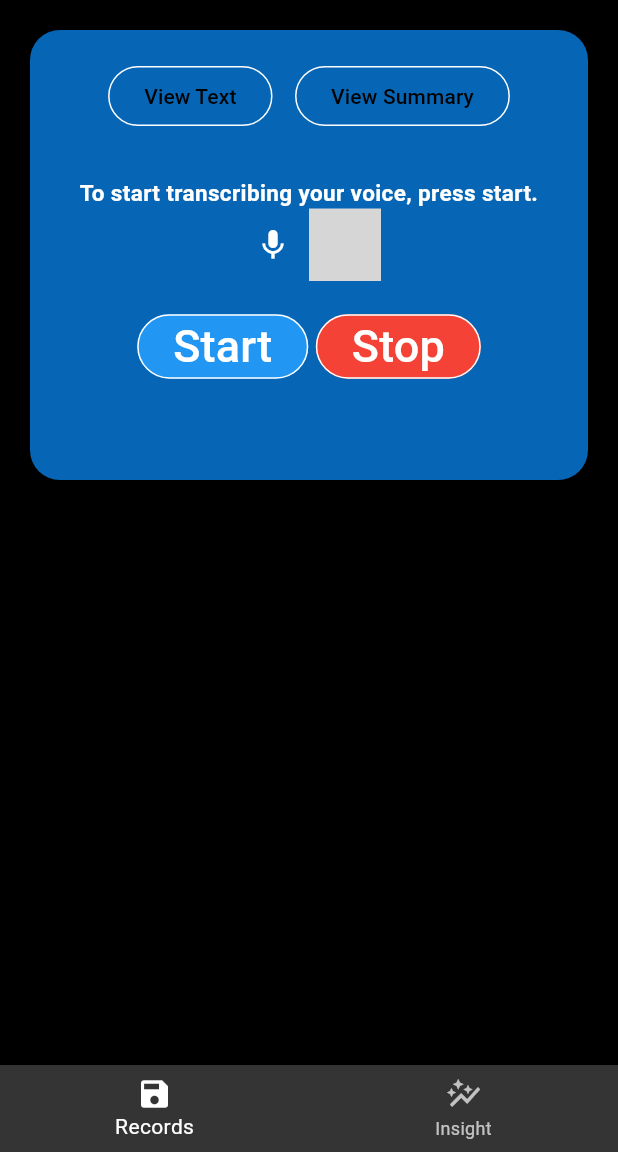
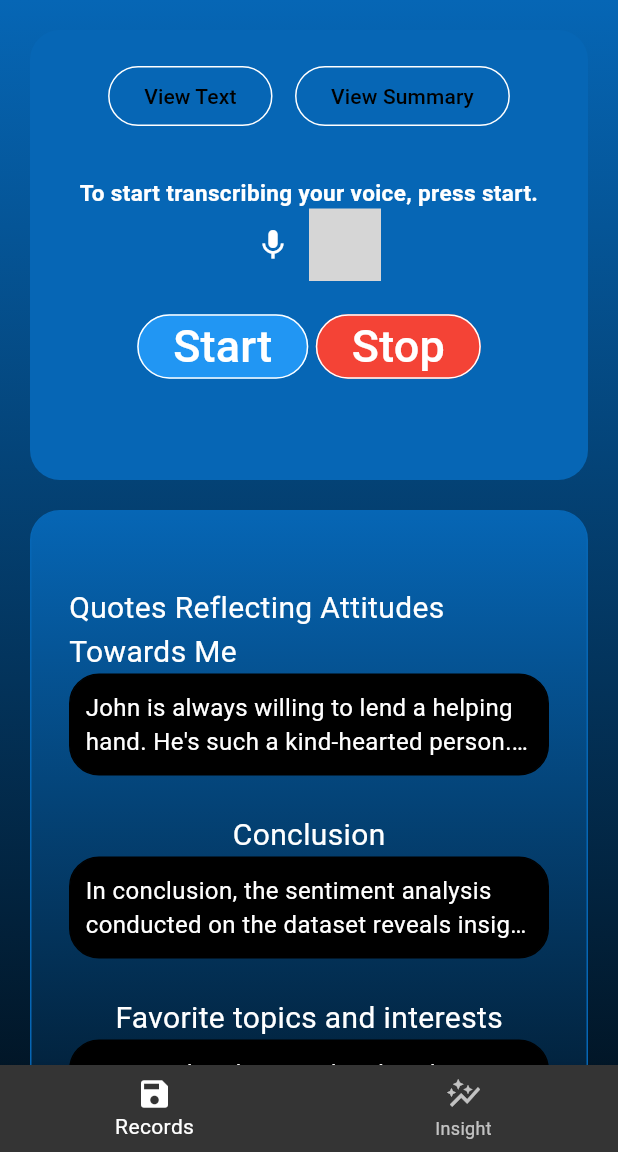
Before and after one commit to DelgaMatt/Chat-Analytics, a Flutter app: the IndRecordScreen screen opened directly, on a phone screen of 412 x 824 dp, the part 84-1236 px from its top. Run offline on Flutter 3.47's test engine with Material 3 defaults, Android fonts, the phone set to English and light mode, and no system bars; our stand-ins replace envied, firebase_auth, firebase_core, google_sign_in, permission_handler; missing offline and left inert: audio_waveforms, sound_stream; accounts and stored records are empty; generated files the repository leaves out were written again; grey boxes are pictures that could not be loaded.

Commit message:
added pseudodata and text analysis box

```diff
--- /dev/null
+++ b/lib/features/analysis/pseudo_analysis_data.dart
@@ -0,0 +1,30 @@
+class Analysis {
+  const Analysis({
+    required this.title,
+    required this.response,
+  });
+
+  // final String id;
+  final String title;
+  final String response;
+}
+
+const pseudoData = [
+  Analysis(
+      title: "Quotes Reflecting Attitudes Towards Me",
+      response:
+          "John is always willing to lend a helping hand. He's such a kind-hearted person."
+          "I admire John's positive attitude and enthusiasm. He's a pleasure to work with."),
+  Analysis(
+      title: "Conclusion",
+      response:
+          "In conclusion, the sentiment analysis conducted on the dataset reveals insightful patterns regarding public opinion. The majority of the data exhibits a positive sentiment, indicating a favorable perception of the subject matter. However, a notable portion of the dataset expresses negative sentiment, suggesting areas for improvement or concerns within the topic. Overall, this sentiment analysis provides valuable insights into the prevailing attitudes and emotions surrounding the subject, which can inform decision-making and strategic planning."),
+  Analysis(
+      title: "Favorite topics and interests",
+      response:
+          "Topics related to travel and exploration elicited mixed sentiments among users, with a balance between positive and negative reactions. While some users shared exciting travel experiences and breathtaking landscapes, others expressed concerns about travel restrictions and safety issues."),
+  Analysis(
+      title: "Least favorite topics and interests",
+      response:
+          "Despite the importance of health and wellness, discussions in this category often generated negative sentiments due to concerns about illness, healthcare challenges, and lifestyle-related issues. Posts related to mental health struggles and medical emergencies also contributed to the negative sentiment.")
+];
--- /dev/null
+++ b/lib/features/analysis/text_analysis.dart
@@ -0,0 +1,71 @@
+import 'dart:ui';
+
+import 'package:chat_analytics/features/analysis/pseudo_analysis_data.dart';
+import 'package:flutter/material.dart';
+
+class TextAnalysis extends StatefulWidget {
+  const TextAnalysis({required this.availableAnalysis, super.key});
+
+  final List<Analysis> availableAnalysis;
+
+  @override
+  State<TextAnalysis> createState() => _TextAnalysisState();
+}
+
+class _TextAnalysisState extends State<TextAnalysis> {
+  bool _expanded = false;
+
+  @override
+  Widget build(BuildContext context) {
+    return Container(
+      padding: const EdgeInsets.all(25),
+      decoration: BoxDecoration(
+        border: Border.all(color: Theme.of(context).colorScheme.secondary),
+        borderRadius: BorderRadius.circular(20),
+        gradient: LinearGradient(begin: Alignment.topCenter, end: Alignment.bottomCenter, colors: [Theme.of(context).colorScheme.secondary, Colors.black]),
+      ),
+      margin: const EdgeInsets.symmetric(horizontal: 20),
+      child: Column(
+        children: [
+          for (final analysis in pseudoData)
+            Column(
+              children: [
+                const SizedBox(height: 25),
+                Text(
+                  analysis.title,
+                  textAlign: TextAlign.start,
+                  style: const TextStyle(
+                    fontSize: 20,
+                  ),
+                ),
+                GestureDetector(
+                  onTap: () {
+                    setState(() {
+                      _expanded = !_expanded;
+                    });
+                  },
+                  child: AnimatedContainer(
+                    duration: const Duration(milliseconds: 300),
+                    width: double.infinity,
+                    padding: const EdgeInsets.all(10.0),
+                    decoration: BoxDecoration(
+                      color: Colors.black,
+                        border: Border.all(),
+                        borderRadius: BorderRadius.circular(20)),
+                    child: Text(
+                      analysis.response,
+                      overflow: _expanded
+                          ? TextOverflow.visible
+                          : TextOverflow.ellipsis,
+                      maxLines: _expanded ? null : 2,
+                      style: const TextStyle(fontSize: 16.0),
+                    ),
+                  ),
+                ),
+              ],
+            ),
+        ],
+      ),
+    );
+  }
+}
--- a/lib/features/voiceTranscription/ind_transcriber_box.dart
+++ b/lib/features/voiceTranscription/ind_transcriber_box.dart
@@ -21,6 +21,7 @@ class IndTranscriberBox extends StatefulWidget {
 
 class _IndTranscriberBox extends State<IndTranscriberBox> {
   String myText = "To start transcribing your voice, press start.";
+
   final RecorderStream _recorder = RecorderStream();
 
   late StreamSubscription _recorderStatus;
@@ -44,11 +45,6 @@ class _IndTranscriberBox extends State<IndTranscriberBox> {
     super.dispose();
   }
 
-  void onLayoutDone(Duration timeStamp) async {
-    await Permission.microphone.request();
-    setState(() {});
-  }
-
   Future<void> _initStream() async {
     channel = IOWebSocketChannel.connect(Uri.parse(serverUrl),
         headers: {'Authorization': 'Token $apiKey'});
@@ -68,15 +64,24 @@ class _IndTranscriberBox extends State<IndTranscriberBox> {
         setState(() {});
       }
     });
+
+    await Future.wait([
+      _recorder.initialize(),
+    ]);
   }
 
   void startRecord() async {
-    resetText();
-    _initStream();
+    try {
+      resetText();
+      _initStream();
 
-    await _recorder.start();
+      await _recorder.start();
 
-    setState(() {});
+      setState(() {});
+    } on Exception catch (error) {
+      print(error);
+      rethrow;
+    }
   }
 
   void stopRecord() async {
@@ -85,9 +90,14 @@ class _IndTranscriberBox extends State<IndTranscriberBox> {
     setState(() {});
   }
 
+  void onLayoutDone(Duration timeStamp) async {
+    await Permission.microphone.request();
+    setState(() {});
+  }
+
   void updateText(newText) {
     setState(() {
-      myText = '$myText $newText';
+      myText = newText;
     });
   }
 
@@ -108,7 +118,9 @@ class _IndTranscriberBox extends State<IndTranscriberBox> {
       margin: const EdgeInsets.all(20),
       child: Column(
         children: [
-          const SizedBox(height: 20,),
+          const SizedBox(
+            height: 20,
+          ),
           Center(
             child: Row(
               mainAxisAlignment: MainAxisAlignment.center,
--- a/lib/features/voiceTranscription/ind_waveform.dart
+++ b/lib/features/voiceTranscription/ind_waveform.dart
@@ -31,7 +31,8 @@ class _IndWaveform extends State<IndWaveform> {
       IconButton(
           icon: const Icon(Icons.mic),
           tooltip: 'Start recording',
-          onPressed: () {}),
+          onPressed: () {},
+      ),
       AudioWaveforms(
         size: Size(MediaQuery.of(context).size.width / 2, 50),
         recorderController: controller,
--- a/lib/pages/ind_record_page.dart
+++ b/lib/pages/ind_record_page.dart
@@ -1,3 +1,5 @@
+import 'package:chat_analytics/features/analysis/pseudo_analysis_data.dart';
+import 'package:chat_analytics/features/analysis/text_analysis.dart';
 import 'package:chat_analytics/features/voiceTranscription/ind_transcriber_box.dart';
 import 'package:flutter/material.dart';
 
@@ -25,11 +27,19 @@ class _IndRecordScreenState extends State<IndRecordScreen> {
           )
         ],
       ),
-      body: const SingleChildScrollView(
-        child: Center(
-          child: Column(
+      body: SingleChildScrollView(
+        child: Container(
+          decoration: BoxDecoration(
+            gradient:LinearGradient(begin: Alignment.topCenter, end: Alignment.bottomCenter, colors: [Theme.of(context).colorScheme.secondary, Colors.black]),
+      ),
+          child: const Column(
             mainAxisAlignment: MainAxisAlignment.spaceEvenly,
-            children: [IndTranscriberBox()],
+            children: [
+              IndTranscriberBox(),
+              TextAnalysis(
+                availableAnalysis: pseudoData,
+              ),
+            ],
           ),
         ),
       ),
```
